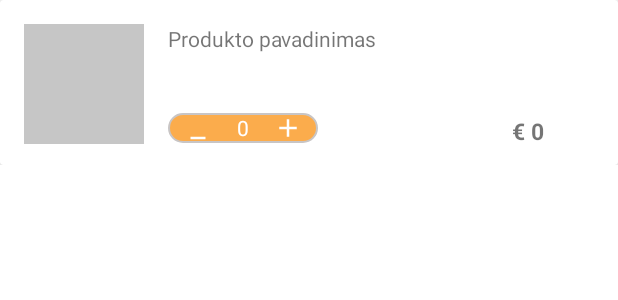
After one commit to DominykasD/Arena, an Android app: the layout recycler_view_checkout.xml on its own in the app's theme, with its tools: preview values and no code run, on a phone screen of 412 x 824 dp. The commit adds this screen. Shown: the top 300 px of the screen. Run offline under Robolectric (Android 15) with nearby library versions, the phone set to English and light mode, and no system bars; network calls fail.

Commit message:
Created recycler_view_checkout layout

```diff
--- /dev/null
+++ b/app/src/main/res/layout/recycler_view_checkout.xml
@@ -0,0 +1,114 @@
+<?xml version="1.0" encoding="utf-8"?>
+<androidx.constraintlayout.widget.ConstraintLayout xmlns:android="http://schemas.android.com/apk/res/android"
+    xmlns:app="http://schemas.android.com/apk/res-auto"
+    android:layout_width="match_parent"
+    android:layout_height="wrap_content">
+
+    <androidx.cardview.widget.CardView
+        android:layout_width="match_parent"
+        android:layout_height="wrap_content"
+        app:layout_constraintEnd_toEndOf="parent"
+        app:layout_constraintStart_toStartOf="parent"
+        app:layout_constraintTop_toTopOf="parent">
+
+        <androidx.constraintlayout.widget.ConstraintLayout
+            android:layout_width="match_parent"
+            android:layout_height="110dp">
+
+            <androidx.constraintlayout.widget.ConstraintLayout
+                android:id="@+id/constraintLayout13"
+                android:layout_width="100dp"
+                android:layout_height="20dp"
+                android:layout_marginStart="16dp"
+                android:layout_marginTop="40dp"
+                android:background="@drawable/orange_background"
+                app:layout_constraintStart_toEndOf="@+id/imageView2"
+                app:layout_constraintTop_toBottomOf="@+id/textView29">
+
+                <ImageView
+                    android:id="@+id/imageView17"
+                    android:layout_width="wrap_content"
+                    android:layout_height="wrap_content"
+                    android:contentDescription="@string/increase_quantity"
+                    app:layout_constraintBottom_toBottomOf="parent"
+                    app:layout_constraintStart_toStartOf="parent"
+                    app:layout_constraintTop_toTopOf="parent"
+                    app:srcCompat="@drawable/ic_minus" />
+
+                <ImageView
+                    android:id="@+id/imageView16"
+                    android:layout_width="wrap_content"
+                    android:layout_height="wrap_content"
+                    android:contentDescription="@string/decrease_quantity"
+                    app:layout_constraintBottom_toBottomOf="parent"
+                    app:layout_constraintEnd_toEndOf="parent"
+                    app:layout_constraintTop_toTopOf="parent"
+                    app:srcCompat="@drawable/ic_add" />
+
+                <TextView
+                    android:id="@+id/textView32"
+                    android:layout_width="wrap_content"
+                    android:layout_height="wrap_content"
+                    android:layout_marginBottom="1dp"
+                    android:text="@string/number_of_products"
+                    android:textColor="#fff"
+                    app:layout_constraintBottom_toBottomOf="parent"
+                    app:layout_constraintEnd_toStartOf="@+id/imageView16"
+                    app:layout_constraintStart_toEndOf="@+id/imageView17"
+                    app:layout_constraintTop_toTopOf="parent" />
+            </androidx.constraintlayout.widget.ConstraintLayout>
+
+            <ImageView
+                android:id="@+id/imageView2"
+                android:layout_width="80dp"
+                android:layout_height="80dp"
+                android:layout_marginStart="16dp"
+                android:layout_marginTop="16dp"
+                android:contentDescription="@string/food_image"
+                app:layout_constraintStart_toStartOf="parent"
+                app:layout_constraintTop_toTopOf="parent"
+                app:srcCompat="@drawable/food_image_empty" />
+
+            <TextView
+                android:id="@+id/textView29"
+                android:layout_width="wrap_content"
+                android:layout_height="wrap_content"
+                android:layout_marginStart="16dp"
+                android:layout_marginTop="16dp"
+                android:text="@string/product_name"
+                app:layout_constraintStart_toEndOf="@+id/imageView2"
+                app:layout_constraintTop_toTopOf="parent" />
+
+            <TextView
+                android:id="@+id/textView33"
+                android:layout_width="wrap_content"
+                android:layout_height="wrap_content"
+                android:layout_marginStart="126dp"
+                android:layout_marginEnd="16dp"
+                android:layout_marginBottom="12dp"
+                android:text="@string/price"
+                android:textSize="15sp"
+                android:textStyle="bold"
+                app:layout_constraintBottom_toBottomOf="parent"
+                app:layout_constraintEnd_toEndOf="parent"
+                app:layout_constraintHorizontal_bias="0.326"
+                app:layout_constraintStart_toEndOf="@+id/constraintLayout13" />
+
+            <TextView
+                android:id="@+id/textView34"
+                android:layout_width="wrap_content"
+                android:layout_height="wrap_content"
+                android:layout_marginStart="64dp"
+                android:layout_marginEnd="4dp"
+                android:layout_marginBottom="12dp"
+                android:text="@string/eur_symbol"
+                android:textSize="15sp"
+                android:textStyle="bold"
+                app:layout_constraintBottom_toBottomOf="parent"
+                app:layout_constraintEnd_toStartOf="@+id/textView33"
+                app:layout_constraintHorizontal_bias="1.0"
+                app:layout_constraintStart_toEndOf="@+id/constraintLayout13" />
+
+        </androidx.constraintlayout.widget.ConstraintLayout>
+    </androidx.cardview.widget.CardView>
+</androidx.constraintlayout.widget.ConstraintLayout>
--- a/app/src/main/res/values/strings.xml
+++ b/app/src/main/res/values/strings.xml
@@ -23,7 +23,7 @@
     <string name="close">X</string>
     <string name="product_description">Prekės aprašymas</string>
     <string name="hello_blank_fragment">Hello blank fragment</string>
-    <string name="product_name">Produkto aprašymas</string>
+    <string name="product_name">Produkto pavadinimas</string>
     <string name="product_price">0</string>
     <string name="eur_symbol">€</string>
     <string name="number_of_products">0</string>
@@ -42,4 +42,5 @@
     <string name="price_without_pvm">0</string>
     <string name="price">0</string>
     <string name="viso">Viso</string>
+    <string name="minus">-</string>
 </resources>
```
